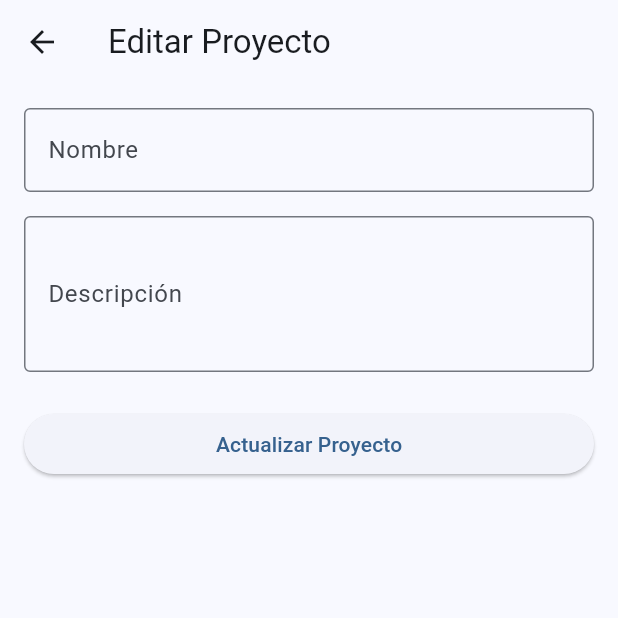
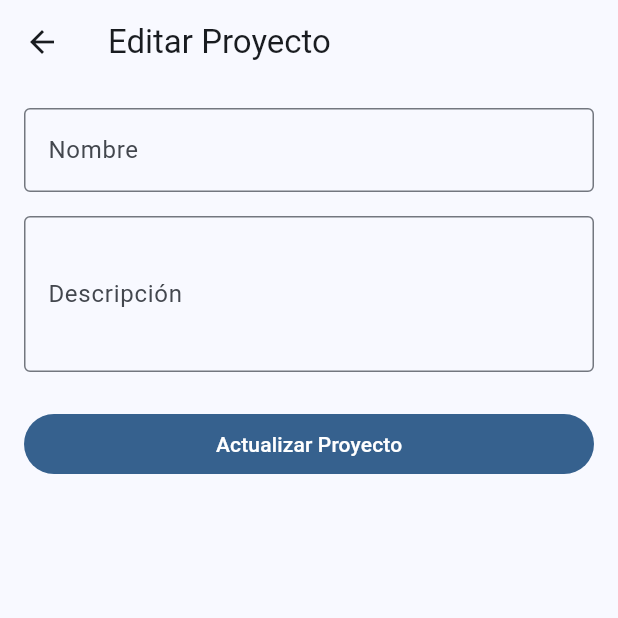
Before and after one commit to jorchev/flutter_api_client, a Flutter app: the ProjectFormScreen screen opened directly with empty values, on a phone screen of 412 x 824 dp, the top half of it. Run offline on Flutter 3.47's test engine with Material 3 defaults, Android fonts, the phone set to English and light mode, and no system bars; network calls fail.

Commit message:
Se cambia el estilo del botón en el formulario

```diff
--- a/lib/screens/project_form_screen.dart
+++ b/lib/screens/project_form_screen.dart
@@ -75,7 +75,7 @@ class _ProjectFormScreenState extends State<ProjectFormScreen> {
                 },
               ),
               const SizedBox(height: 24,),
-              ElevatedButton(
+              FilledButton(
                 onPressed: () {
                   _isLoading ? null : _saveProject();
                 },
```
